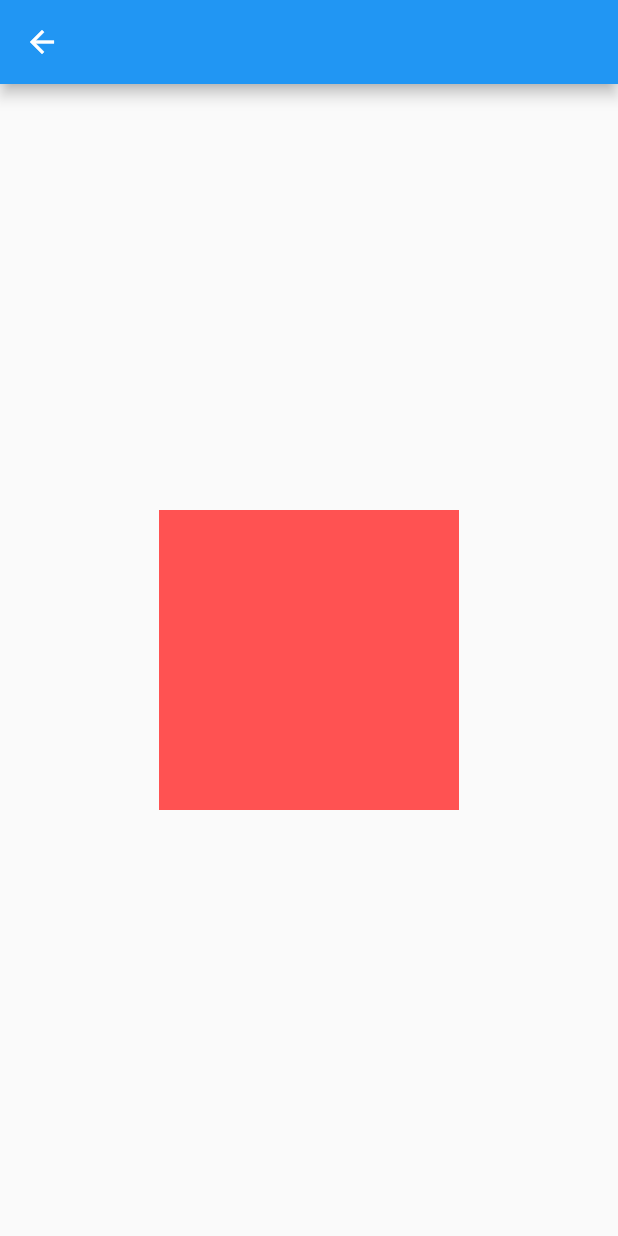
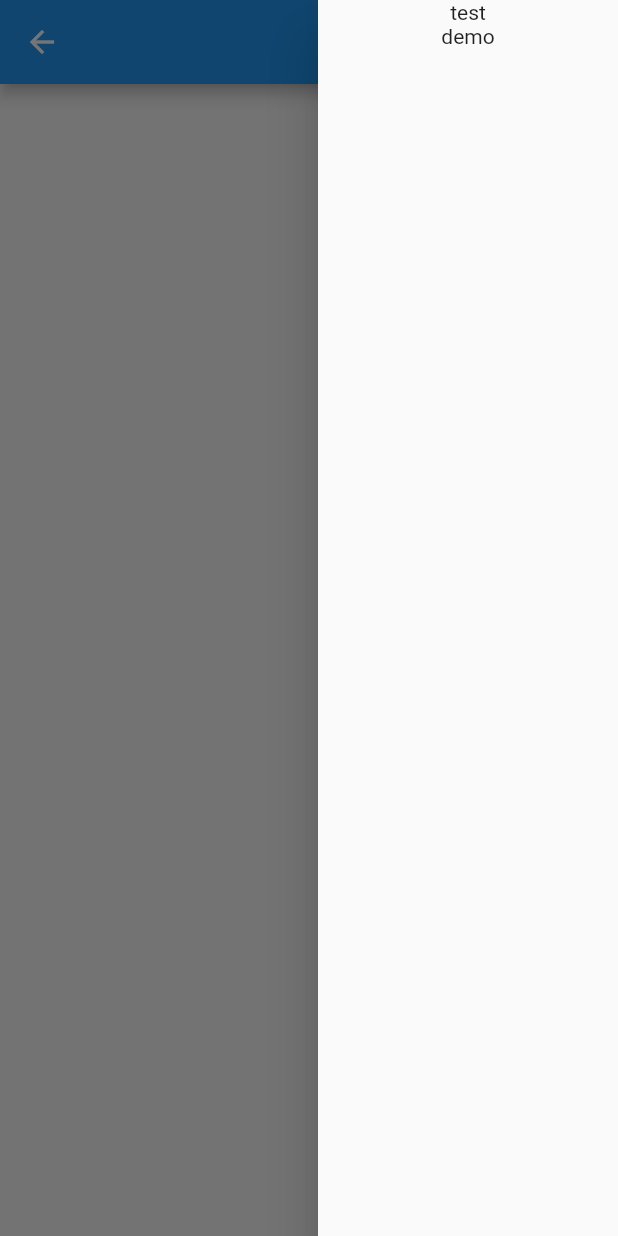
Before and after one commit to htask7878/firebase_project, a Flutter app: the dashboard screen opened directly, with the side drawer open (before the commit the screen has no drawer), on a phone screen of 412 x 824 dp. Run offline on Flutter 3.47's test engine with Material 2 defaults, Android fonts, the phone set to English and light mode, and no system bars; our stand-ins replace firebase_auth, firebase_core, google_sign_in; missing offline and left inert: firebase_core_web; accounts and stored records are empty; network calls fail.

Commit message:
Initial commit

```diff
--- a/lib/dashboard.dart
+++ b/lib/dashboard.dart
@@ -1,8 +1,6 @@
 import 'package:flutter/material.dart';
 
 class dashboard extends StatefulWidget {
-  const dashboard({super.key});
-
   @override
   State<dashboard> createState() => _dashboardState();
 }
@@ -12,8 +10,16 @@ class _dashboardState extends State<dashboard> {
   Widget build(BuildContext context) {
     return Scaffold(
       appBar: AppBar(),
+      endDrawer: Drawer(
+        width: 200,
+        child: Column(
+          children: [Text("test"), Text("demo")],
+        ),
+      ),
       body: Center(
-        child: Container(height: 200, width: 200, color: Colors.redAccent),
+        child: Column(
+          children: [],
+        ),
       ),
     );
   }
--- a/pubspec.yaml
+++ b/pubspec.yaml
@@ -39,8 +39,8 @@ dependencies:
   firebase_core:
   firebase_auth: ^4.1.4
   google_sign_in: ^5.4.2
-  flutter_facebook_auth: ^5.0.6
-  getwidget:
+#  flutter_facebook_auth: ^5.0.6
+#  getwidget:
 
 dev_dependencies:
   flutter_test:
```
Also changed, not shown: lib/main.dart (+60 -56 lines), pubspec.lock, 1 other file.
